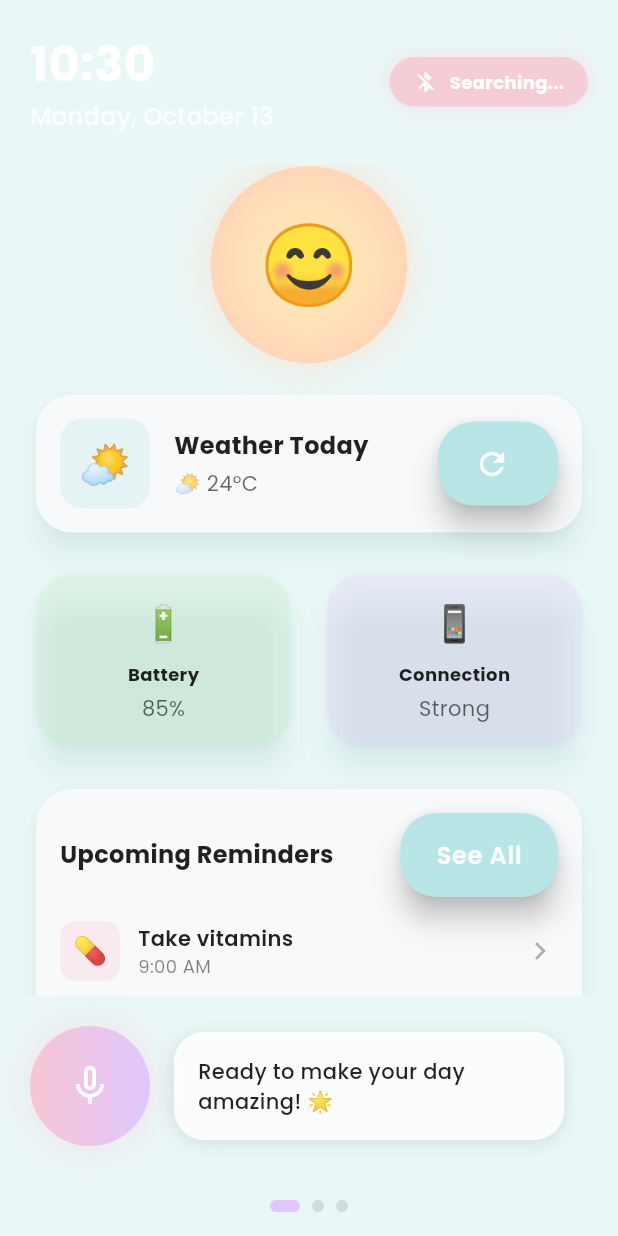
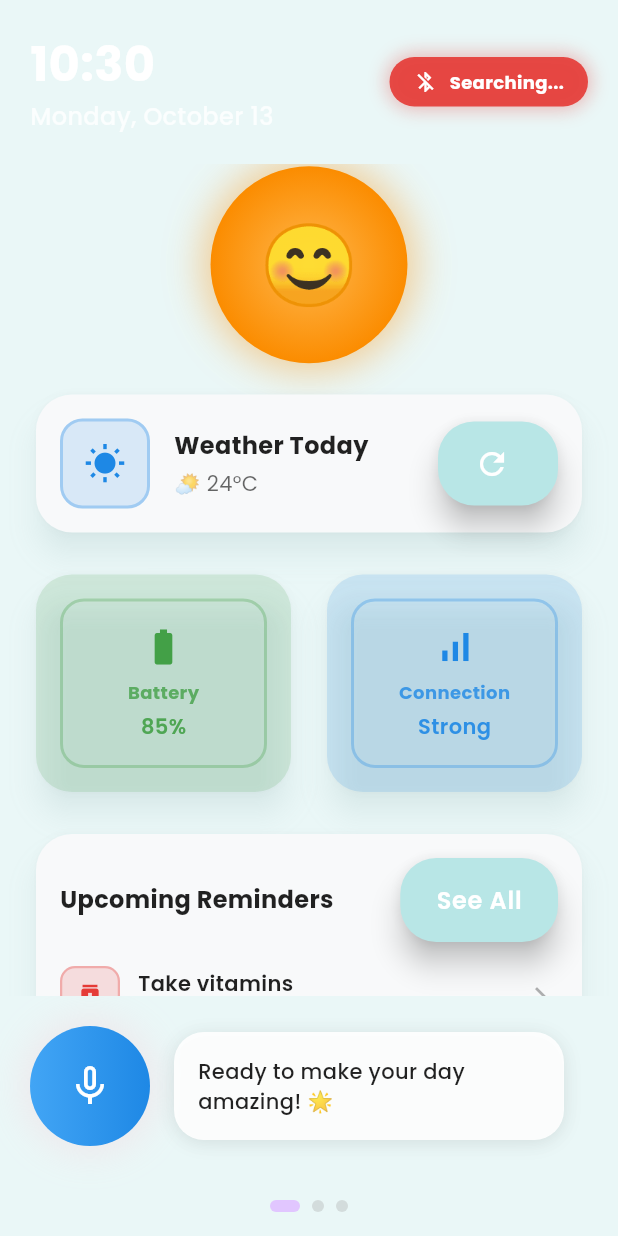
Before and after one commit to misbah7172/Dasai-Mochi-Mighty-Edition, a Flutter app: the DashboardScreen screen opened directly, after a tap on an icon or button, on a phone screen of 412 x 824 dp. Run offline on Flutter 3.47's test engine with Material 3 defaults, Android fonts, the phone set to English and light mode, and no system bars; drawn by our look-alikes of animated_text_kit, flutter_animate; our stand-ins replace audioplayers, awesome_notifications, flutter_blue_plus, flutter_dotenv, flutter_tts, google_fonts and 5 more; accounts and stored records are empty.

Commit message:
Update Dashboard Color Scheme to Match Reminder Panel
Color Coordination:
- Aligned dashboard colors with Set Reminder panel color palette
- Red shades (600) for health/urgent items (medicine reminders, disconnected status)
- Green shades (600) for positive status (battery, connected status)
- Blue shades (600) for work/information items (weather, meetings, connection)
- Purple shades (600) for entertainment (music)
- Orange shades (600) for status/utility items (Mochi avatar, battery status)
- Grey shades (600) for default/utility functions

Visual Improvements:
- Replaced emoji icons with professional Flutter Material icons
- Added consistent border styling with opacity-based backgrounds
- Enhanced quick action cards with proper icon representation
- Updated connection status with health-based color coding
- Modernized stat cards with matching border and color scheme
- Improved reminder items with category-appropriate colors

UI Consistency:
- Consistent 0.15 opacity backgrounds with 0.3 opacity borders
- Professional iconography throughout the dashboard
- Color-coded categories matching reminder system logic
- Enhanced visual hierarchy with proper color associations

Technical Changes:
- Updated _buildQuickActionCard with color mapping function
- Modified _buildStatCard to use IconData instead of emoji strings
- Enhanced _buildReminderItem with color and icon parameters
- Improved connection status and Mochi avatar color gradients
- Streamlined voice interface button color scheme

```diff
--- a/dasai_mochi/lib/screens/dashboard_screen.dart
+++ b/dasai_mochi/lib/screens/dashboard_screen.dart
@@ -186,14 +186,14 @@ class _DashboardScreenState extends State<DashboardScreen>
           padding: const EdgeInsets.symmetric(horizontal: 16, vertical: 8),
           decoration: BoxDecoration(
             color: isConnected
-                ? MochiTheme.pastelColors['mintGreen']!.withOpacity(0.8)
-                : MochiTheme.pastelColors['softPink']!.withOpacity(0.8),
+                ? Colors.green.shade600.withOpacity(0.9)
+                : Colors.red.shade600.withOpacity(0.9),
             borderRadius: BorderRadius.circular(20),
             boxShadow: [
               BoxShadow(
                 color: (isConnected
-                    ? MochiTheme.pastelColors['mintGreen']!
-                    : MochiTheme.pastelColors['softPink']!)
+                    ? Colors.green.shade600
+                    : Colors.red.shade600)
                     .withOpacity(0.3 + (_pulseController.value * 0.3)),
                 blurRadius: 10,
                 spreadRadius: 2,
@@ -279,13 +279,13 @@ class _DashboardScreenState extends State<DashboardScreen>
                       shape: BoxShape.circle,
                       gradient: RadialGradient(
                         colors: [
-                          MochiTheme.pastelColors['lemonYellow']!,
-                          MochiTheme.pastelColors['peachOrange']!,
+                          Colors.orange.shade300,
+                          Colors.orange.shade600,
                         ],
                       ),
                       boxShadow: [
                         BoxShadow(
-                          color: MochiTheme.pastelColors['peachOrange']!.withOpacity(0.4),
+                          color: Colors.orange.shade600.withOpacity(0.4),
                           blurRadius: 20,
                           spreadRadius: 5,
                         ),
@@ -318,11 +318,19 @@ class _DashboardScreenState extends State<DashboardScreen>
             width: 60,
             height: 60,
             decoration: BoxDecoration(
-              color: MochiTheme.pastelColors['babyBlue']!.withOpacity(0.3),
+              color: Colors.blue.shade600.withOpacity(0.15),
               borderRadius: BorderRadius.circular(15),
+              border: Border.all(
+                color: Colors.blue.shade600.withOpacity(0.3),
+                width: 2,
               ),
-            child: const Center(
-              child: Text('🌤️', style: TextStyle(fontSize: 28)),
+            ),
+            child: Center(
+              child: Icon(
+                Icons.wb_sunny,
+                size: 28,
+                color: Colors.blue.shade600,
+              ),
             ),
           ),
           const SizedBox(width: 16),
@@ -364,19 +372,19 @@ class _DashboardScreenState extends State<DashboardScreen>
       children: [
         Expanded(
           child: _buildStatCard(
-            icon: '🔋',
+            iconData: Icons.battery_std,
             title: 'Battery',
             value: _batteryLevel,
-            color: MochiTheme.pastelColors['mintGreen']!,
+            color: Colors.green.shade600, // Health/good status color
           ),
         ),
         const SizedBox(width: 16),
         Expanded(
           child: _buildStatCard(
-            icon: '📱',
+            iconData: Icons.signal_cellular_alt,
             title: 'Connection',
             value: 'Strong',
-            color: MochiTheme.pastelColors['lavender']!,
+            color: Colors.blue.shade600, // Work/information color
           ),
         ),
       ],
@@ -384,23 +392,36 @@ class _DashboardScreenState extends State<DashboardScreen>
   }
 
   Widget _buildStatCard({
-    required String icon,
+    required IconData iconData,
     required String title,
     required String value,
     required Color color,
   }) {
     return MochiCard(
-      backgroundColor: color.withOpacity(0.2),
+      backgroundColor: color.withOpacity(0.15),
+      child: Container(
+        decoration: BoxDecoration(
+          borderRadius: BorderRadius.circular(16),
+          border: Border.all(
+            color: color.withOpacity(0.3),
+            width: 2,
+          ),
+        ),
+        padding: const EdgeInsets.all(16),
         child: Column(
           children: [
-          Text(icon, style: const TextStyle(fontSize: 24)),
+            Icon(
+              iconData,
+              size: 28,
+              color: color,
+            ),
             const SizedBox(height: 8),
             Text(
               title,
-            style: const TextStyle(
+              style: TextStyle(
                 fontSize: 12,
                 fontWeight: FontWeight.bold,
-              color: Colors.black87,
+                color: color.withOpacity(0.8),
               ),
             ),
             const SizedBox(height: 4),
@@ -408,10 +429,12 @@ class _DashboardScreenState extends State<DashboardScreen>
               value,
               style: TextStyle(
                 fontSize: 14,
-              color: Colors.black.withOpacity(0.6),
+                fontWeight: FontWeight.w600,
+                color: color.withOpacity(0.9),
               ),
             ),
           ],
+        ),
       ),
     );
   }
@@ -439,15 +462,15 @@ class _DashboardScreenState extends State<DashboardScreen>
             ],
           ),
           const SizedBox(height: 16),
-          _buildReminderItem('💊', 'Take vitamins', '9:00 AM'),
-          _buildReminderItem('💻', 'Team meeting', '2:00 PM'),
-          _buildReminderItem('🎵', 'Music practice', '6:30 PM'),
+          _buildReminderItem(Icons.medication, 'Take vitamins', '9:00 AM', Colors.red.shade600),
+          _buildReminderItem(Icons.groups, 'Team meeting', '2:00 PM', Colors.blue.shade600),
+          _buildReminderItem(Icons.music_note, 'Music practice', '6:30 PM', Colors.purple.shade600),
         ],
       ),
     );
   }
 
-  Widget _buildReminderItem(String icon, String title, String time) {
+  Widget _buildReminderItem(IconData iconData, String title, String time, Color color) {
     return Padding(
       padding: const EdgeInsets.only(bottom: 12),
       child: Row(
@@ -456,10 +479,20 @@ class _DashboardScreenState extends State<DashboardScreen>
             width: 40,
             height: 40,
             decoration: BoxDecoration(
-              color: MochiTheme.pastelColors['softPink']!.withOpacity(0.3),
+              color: color.withOpacity(0.15),
               borderRadius: BorderRadius.circular(10),
+              border: Border.all(
+                color: color.withOpacity(0.3),
+                width: 1.5,
               ),
-            child: Center(child: Text(icon, style: const TextStyle(fontSize: 18))),
+            ),
+            child: Center(
+              child: Icon(
+                iconData,
+                size: 20,
+                color: color,
+              ),
+            ),
           ),
           const SizedBox(width: 12),
           Expanded(
@@ -528,27 +561,38 @@ class _DashboardScreenState extends State<DashboardScreen>
   }
 
   Widget _buildQuickActionCard(String command, int index) {
-    final colors = [
-      MochiTheme.pastelColors['softPink']!,
-      MochiTheme.pastelColors['mintGreen']!,
-      MochiTheme.pastelColors['lavender']!,
-      MochiTheme.pastelColors['peachOrange']!,
-      MochiTheme.pastelColors['lemonYellow']!,
-      MochiTheme.pastelColors['babyBlue']!,
-    ];
-
     return GestureDetector(
       onTap: () => _executeQuickAction(index),
       child: MochiCard(
-        backgroundColor: colors[index % colors.length].withOpacity(0.3),
+        backgroundColor: _getActionCardColor(command).withOpacity(0.15),
+        child: Container(
+          decoration: BoxDecoration(
+            borderRadius: BorderRadius.circular(16),
+            border: Border.all(
+              color: _getActionCardColor(command).withOpacity(0.3),
+              width: 2,
+            ),
+          ),
           child: Center(
-          child: Text(
-            command,
+            child: Column(
+              mainAxisAlignment: MainAxisAlignment.center,
+              children: [
+                Icon(
+                  _getActionCardIcon(command),
+                  size: 32,
+                  color: _getActionCardColor(command),
+                ),
+                const SizedBox(height: 8),
+                Text(
+                  _cleanActionText(command),
                   textAlign: TextAlign.center,
-            style: const TextStyle(
-              fontSize: 16,
+                  style: TextStyle(
+                    fontSize: 14,
                     fontWeight: FontWeight.bold,
-              color: Colors.black87,
+                    color: _getActionCardColor(command).withOpacity(0.8),
+                  ),
+                ),
+              ],
             ),
           ),
         ),
@@ -556,6 +600,47 @@ class _DashboardScreenState extends State<DashboardScreen>
         .scale(delay: Duration(milliseconds: index * 100))
         .fadeIn(),
     );
+  }
+
+  Color _getActionCardColor(String command) {
+    String cleanCommand = command.toLowerCase();
+    if (cleanCommand.contains('reminder')) {
+      return Colors.red.shade600; // Health/reminder priority
+    } else if (cleanCommand.contains('chat')) {
+      return Colors.green.shade600; // Personal interaction
+    } else if (cleanCommand.contains('music')) {
+      return Colors.purple.shade600; // Entertainment
+    } else if (cleanCommand.contains('weather')) {
+      return Colors.blue.shade600; // Information/work-related
+    } else if (cleanCommand.contains('battery')) {
+      return Colors.orange.shade600; // Status/shopping category color
+    } else if (cleanCommand.contains('settings')) {
+      return Colors.grey.shade600; // Default/utility
+    }
+    return Colors.grey.shade600;
+  }
+
+  IconData _getActionCardIcon(String command) {
+    String cleanCommand = command.toLowerCase();
+    if (cleanCommand.contains('reminder')) {
+      return Icons.notification_add;
+    } else if (cleanCommand.contains('chat')) {
+      return Icons.chat_bubble_outline;
+    } else if (cleanCommand.contains('music')) {
+      return Icons.music_note;
+    } else if (cleanCommand.contains('weather')) {
+      return Icons.wb_sunny;
+    } else if (cleanCommand.contains('battery')) {
+      return Icons.battery_std;
+    } else if (cleanCommand.contains('settings')) {
+      return Icons.settings;
+    }
+    return Icons.apps;
+  }
+
+  String _cleanActionText(String command) {
+    // Remove emojis and clean up text
+    return command.replaceAll(RegExp(r'[^\w\s]'), '').trim();
   }
 
   Widget _buildStatusPage() {
@@ -696,8 +781,8 @@ class _DashboardScreenState extends State<DashboardScreen>
                         shape: BoxShape.circle,
                         gradient: LinearGradient(
                           colors: _isListening
-                              ? [Colors.red.shade300, Colors.red.shade500]
-                              : [MochiTheme.pastelColors['softPink']!, MochiTheme.pastelColors['lavender']!],
+                              ? [Colors.red.shade400, Colors.red.shade600]
+                              : [Colors.blue.shade400, Colors.blue.shade600],
                         ),
                         boxShadow: [
                           BoxShadow(
```
Lines whose indentation alone changed are shown as unchanged.
